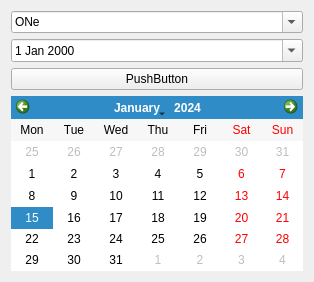
The window that mainwindow.ui (Dr-Xperience/GUI_Test) describes before a commit, drawn with Qt 5.
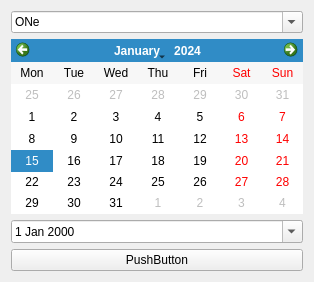
The same window after the commit.

Commit message:
Finally a proper working Calendar Popup.
-It seems its best not to touch dateEdit->calenderWidget() QCalendar
 because changing it to popup i.e setWindowFlag(Qt::Popup) will ruin it

Diff of the .ui file:
```diff
--- a/mainwindow.ui
+++ b/mainwindow.ui
@@ -69,14 +69,15 @@
       </item>
      </widget>
     </item>
+    <item>
+     <widget class="QCalendarWidget" name="calendarWidget">
+      <property name="verticalHeaderFormat">
+       <enum>QCalendarWidget::NoVerticalHeader</enum>
+      </property>
+     </widget>
+    </item>
     <item>
      <widget class="QDateEdit" name="dateEdit">
-      <property name="buttonSymbols">
-       <enum>QAbstractSpinBox::NoButtons</enum>
-      </property>
-      <property name="currentSection">
-       <enum>QDateTimeEdit::MonthSection</enum>
-      </property>
       <property name="calendarPopup">
        <bool>true</bool>
       </property>
@@ -89,13 +90,6 @@
       </property>
      </widget>
     </item>
-    <item>
-     <widget class="QCalendarWidget" name="calendarWidget">
-      <property name="verticalHeaderFormat">
-       <enum>QCalendarWidget::NoVerticalHeader</enum>
-      </property>
-     </widget>
-    </item>
    </layout>
   </widget>
  </widget>
```
Left out of the diff: 2 changed lines with no effect on the pictures. The commit also changes 2 other files.
